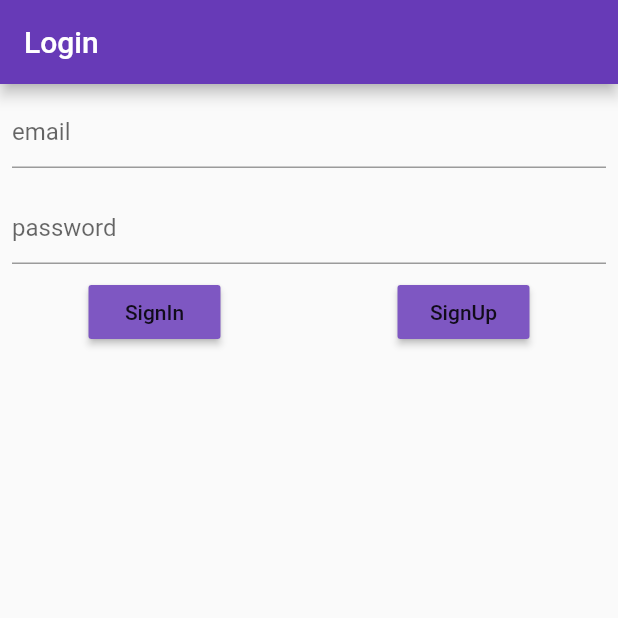
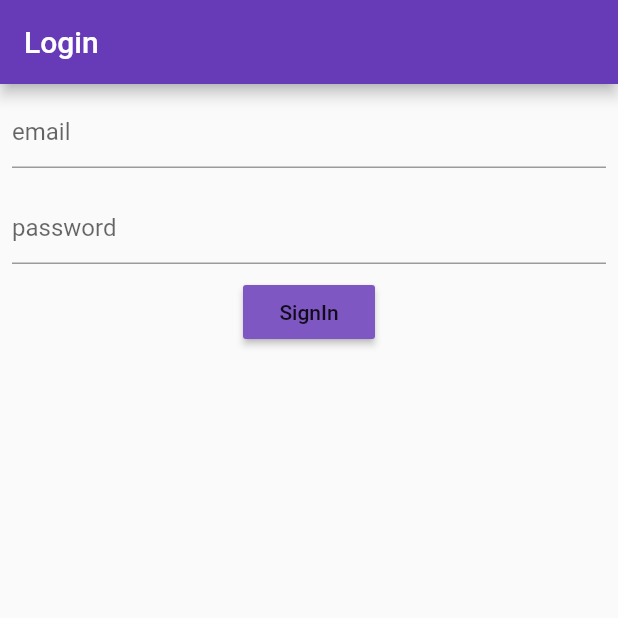
Before and after one commit to Monicabl/flutter_App, a Flutter app: the screen it shows after launch, after a tap on "SignIn", on a phone screen of 412 x 824 dp, the top half of it. Run offline on Flutter 3.47's test engine with Material 2 defaults, Android fonts, the phone set to English and light mode, and no system bars; our stand-ins replace firebase_auth, firebase_core, introduction_screen, shared_preferences; accounts and stored records are empty.

Commit message:
login change

```diff
--- a/lib/page/home.dart
+++ b/lib/page/home.dart
@@ -53,12 +53,12 @@ class _HomeState extends State<HomePag> {
   @override
   void initState() {
     super.initState();
-    User? user = auth.currentUser;
+    //User? user = auth.currentUser;
     //print(user);
-    checkSession();
+    Count();
   }
 
-  void checkSession() async {
+  void Count() async {
     SharedPreferences prefs = await SharedPreferences.getInstance();
 
 // Set
--- a/lib/page/login.dart
+++ b/lib/page/login.dart
@@ -50,6 +50,10 @@ class _LoginState extends State<Login> {
         email: _email,
         password: _password,
       );
+      _prefer.setString('_email', _email);
+      _prefer.setString('_password', _password);
+      Navigator.of(context).pushReplacement(
+          MaterialPageRoute(builder: (context) => OnBoardingPage()));
       print(userCredential);
     } on FirebaseAuthException catch (e) {
       if (e.code == 'weak-password') {
@@ -115,13 +119,13 @@ class _LoginState extends State<Login> {
           Row(
             mainAxisAlignment: MainAxisAlignment.spaceAround,
             children: [
+              // RaisedButton(
+              //     color: Theme.of(context).accentColor,
+              //     child: Text('SignIn'),
+              //     onPressed: signIn),
               RaisedButton(
                   color: Theme.of(context).accentColor,
                   child: Text('SignIn'),
-                  onPressed: signIn),
-              RaisedButton(
-                  color: Theme.of(context).accentColor,
-                  child: Text('SignUp'),
                   onPressed: register),
             ],
           )
```
Also changed, not shown: 1 other file.
